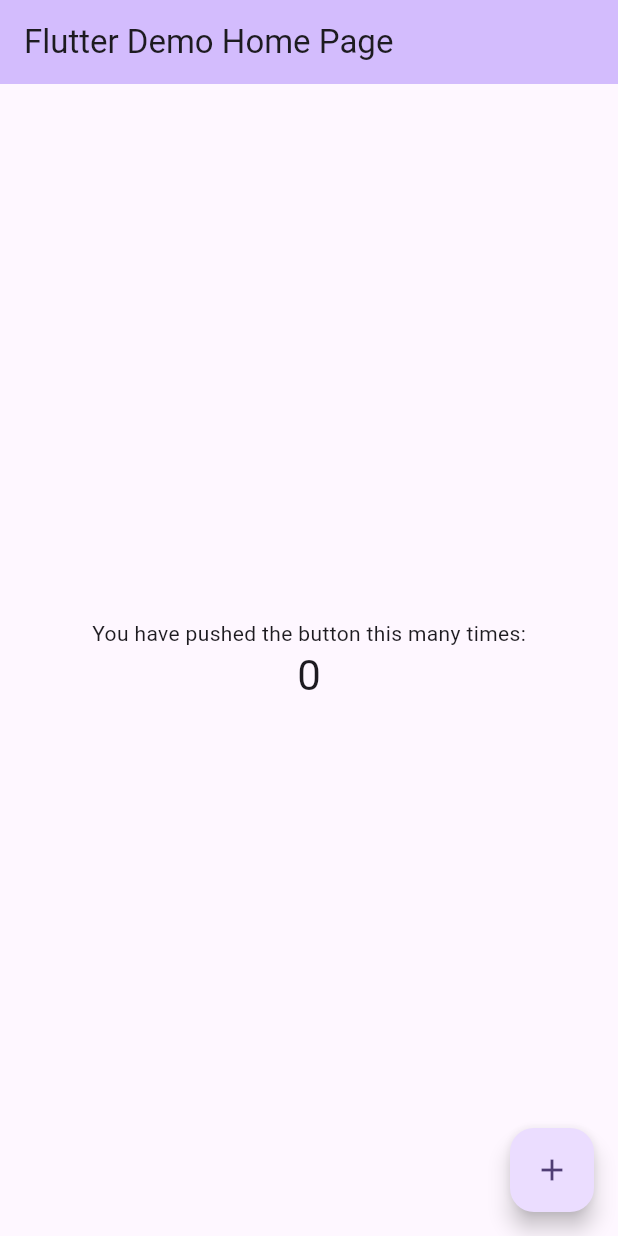
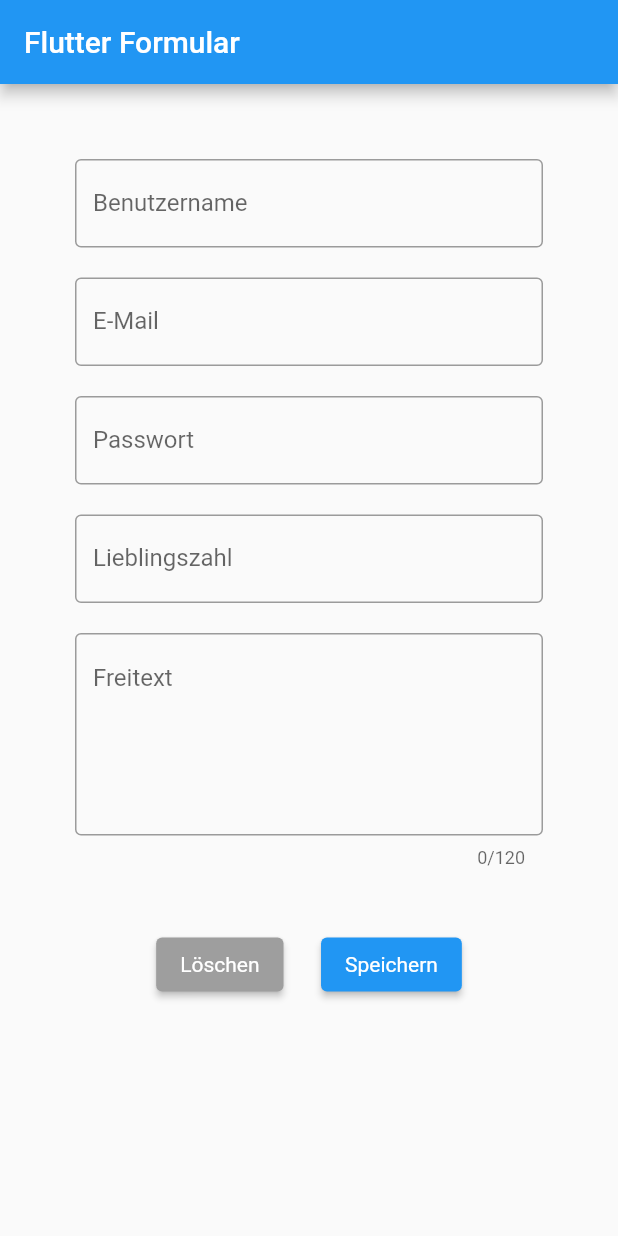
Before and after one commit to jansemrau/SIForm, a Flutter app: the screen it shows after launch, on a phone screen of 412 x 824 dp. Run offline on Flutter 3.47's test engine with Material 2 defaults, Android fonts, the phone set to English and light mode, and no system bars.

Commit message:
first fomular draft

```diff
--- a/order_form/lib/main.dart
+++ b/order_form/lib/main.dart
@@ -1,125 +1,145 @@
 import 'package:flutter/material.dart';
+import 'package:flutter/services.dart';
 
-void main() {
-  runApp(const MyApp());
-}
+void main() => runApp(const MyApp());
 
 class MyApp extends StatelessWidget {
   const MyApp({super.key});
 
-  // This widget is the root of your application.
   @override
   Widget build(BuildContext context) {
     return MaterialApp(
-      title: 'Flutter Demo',
       theme: ThemeData(
-        // This is the theme of your application.
-        //
-        // TRY THIS: Try running your application with "flutter run". You'll see
-        // the application has a blue toolbar. Then, without quitting the app,
-        // try changing the seedColor in the colorScheme below to Colors.green
-        // and then invoke "hot reload" (save your changes or press the "hot
-        // reload" button in a Flutter-supported IDE, or press "r" if you used
-        // the command line to start the app).
-        //
-        // Notice that the counter didn't reset back to zero; the application
-        // state is not lost during the reload. To reset the state, use hot
-        // restart instead.
-        //
-        // This works for code too, not just values: Most code changes can be
-        // tested with just a hot reload.
-        colorScheme: ColorScheme.fromSeed(seedColor: Colors.deepPurple),
-        useMaterial3: true,
+        primarySwatch: Colors.blue,
       ),
-      home: const MyHomePage(title: 'Flutter Demo Home Page'),
+      home: const MyFormPage(title: 'Flutter Formular'),
     );
   }
 }
 
-class MyHomePage extends StatefulWidget {
-  const MyHomePage({super.key, required this.title});
-
-  // This widget is the home page of your application. It is stateful, meaning
-  // that it has a State object (defined below) that contains fields that affect
-  // how it looks.
-
-  // This class is the configuration for the state. It holds the values (in this
-  // case the title) provided by the parent (in this case the App widget) and
-  // used by the build method of the State. Fields in a Widget subclass are
-  // always marked "final".
-
+class MyFormPage extends StatefulWidget {
+  const MyFormPage({Key? key, required this.title}) : super(key: key);
   final String title;
-
   @override
-  State<MyHomePage> createState() => _MyHomePageState();
+  _MyFormPageState createState() => _MyFormPageState();
 }
 
-class _MyHomePageState extends State<MyHomePage> {
-  int _counter = 0;
-
-  void _incrementCounter() {
-    setState(() {
-      // This call to setState tells the Flutter framework that something has
-      // changed in this State, which causes it to rerun the build method below
-      // so that the display can reflect the updated values. If we changed
-      // _counter without calling setState(), then the build method would not be
-      // called again, and so nothing would appear to happen.
-      _counter++;
-    });
+class _MyFormPageState extends State<MyFormPage> {
+  @override
+  void initState() {
+    super.initState();
   }
 
+  final _formKey = GlobalKey<FormState>();
   @override
   Widget build(BuildContext context) {
-    // This method is rerun every time setState is called, for instance as done
-    // by the _incrementCounter method above.
-    //
-    // The Flutter framework has been optimized to make rerunning build methods
-    // fast, so that you can just rebuild anything that needs updating rather
-    // than having to individually change instances of widgets.
     return Scaffold(
         appBar: AppBar(
-        // TRY THIS: Try changing the color here to a specific color (to
-        // Colors.amber, perhaps?) and trigger a hot reload to see the AppBar
-        // change color while the other colors stay the same.
-        backgroundColor: Theme.of(context).colorScheme.inversePrimary,
-        // Here we take the value from the MyHomePage object that was created by
-        // the App.build method, and use it to set our appbar title.
           title: Text(widget.title),
         ),
-      body: Center(
-        // Center is a layout widget. It takes a single child and positions it
-        // in the middle of the parent.
+        body: SingleChildScrollView(
+          child: Form(
+            key: _formKey,
+            child: Padding(
+              padding: const EdgeInsets.all(50),
               child: Column(
-          // Column is also a layout widget. It takes a list of children and
-          // arranges them vertically. By default, it sizes itself to fit its
-          // children horizontally, and tries to be as tall as its parent.
-          //
-          // Column has various properties to control how it sizes itself and
-          // how it positions its children. Here we use mainAxisAlignment to
-          // center the children vertically; the main axis here is the vertical
-          // axis because Columns are vertical (the cross axis would be
-          // horizontal).
-          //
-          // TRY THIS: Invoke "debug painting" (choose the "Toggle Debug Paint"
-          // action in the IDE, or press "p" in the console), to see the
-          // wireframe for each widget.
+                mainAxisAlignment: MainAxisAlignment.start,
+                children: <Widget>[
+                  TextFormField(
+                    keyboardType: TextInputType.text,
+                    autocorrect: false,
+                    decoration: const InputDecoration(
+                      labelText: 'Benutzername',
+                      border: OutlineInputBorder(),
+                    ),
+                    validator: (value) {
+                      if (value!.isEmpty) {
+                        return 'Bitte einen Benutzernamen eingeben';
+                      }
+                      return null;
+                    },
+                  ),
+                  const SizedBox(height: 20),
+                  TextFormField(
+                    keyboardType: TextInputType.emailAddress,
+                    decoration: const InputDecoration(
+                      labelText: 'E-Mail',
+                      border: OutlineInputBorder(),
+                    ),
+                  ),
+                  const SizedBox(height: 20),
+                  TextFormField(
+                    obscureText: true,
+                    decoration: const InputDecoration(
+                      labelText: 'Passwort',
+                      border: OutlineInputBorder(),
+                    ),
+                  ),
+                  const SizedBox(height: 20),
+                  TextFormField(
+                    keyboardType: TextInputType.number,
+                    decoration: const InputDecoration(
+                      labelText: 'Lieblingszahl',
+                      border: OutlineInputBorder(),
+                    ),
+                    validator: zahlValidator,
+                    inputFormatters: <TextInputFormatter>[
+                      FilteringTextInputFormatter.digitsOnly,
+                    ],
+                  ),
+                  const SizedBox(height: 20),
+                  TextFormField(
+                    maxLines: 5,
+                    maxLength: 120,
+                    decoration: const InputDecoration(
+                      hintText: 'Freitext',
+                      border: OutlineInputBorder(),
+                    ),
+                  ),
+                  const SizedBox(height: 40),
+                  Row(
                     mainAxisAlignment: MainAxisAlignment.center,
                     children: <Widget>[
-            const Text(
-              'You have pushed the button this many times:',
+                      ElevatedButton(
+                        style: ElevatedButton.styleFrom(
+                            backgroundColor: Colors.grey,
+                            textStyle: const TextStyle(color: Colors.white)),
+                        onPressed: () {
+                          // reset() setzt alle Felder wieder auf den Initalwert zurück.
+                          _formKey.currentState!.reset();
+                        },
+                        child: const Text('Löschen'),
                       ),
-            Text(
-              '$_counter',
-              style: Theme.of(context).textTheme.headlineMedium,
-            ),
+                      const SizedBox(width: 25),
+                      ElevatedButton(
+                        style: ElevatedButton.styleFrom(
+                            primary: Colors.blue,
+                            textStyle: const TextStyle(color: Colors.white)),
+                        onPressed: () {
+                          // Wenn alle Validatoren der Felder des Formulars gültig sind.
+                          if (_formKey.currentState!.validate()) {
+                            print(
+                                "Formular ist gültig und kann verarbeitet werden");
+                          } else {
+                            print("Formular ist nicht gültig");
+                          }
+                        },
+                        child: const Text('Speichern'),
+                      )
+                    ],
+                  )
                 ],
               ),
             ),
-      floatingActionButton: FloatingActionButton(
-        onPressed: _incrementCounter,
-        tooltip: 'Increment',
-        child: const Icon(Icons.add),
-      ), // This trailing comma makes auto-formatting nicer for build methods.
-    );
+          ),
+        ));
+  }
+
+  String? zahlValidator(value) {
+    var zahl = int.tryParse(value.toString()) ?? 0;
+    if (zahl % 2 == 0) {
+      return 'Es sind nur ungerade Zahlen erlaubt';
+    }
+    return null;
   }
 }
```
Lines whose indentation alone changed are shown as unchanged.
